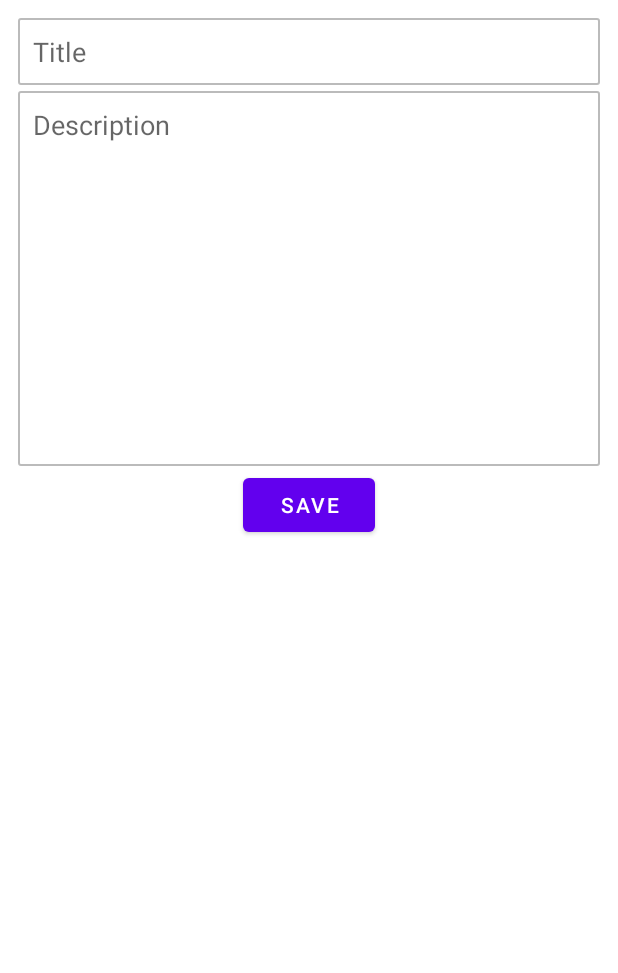
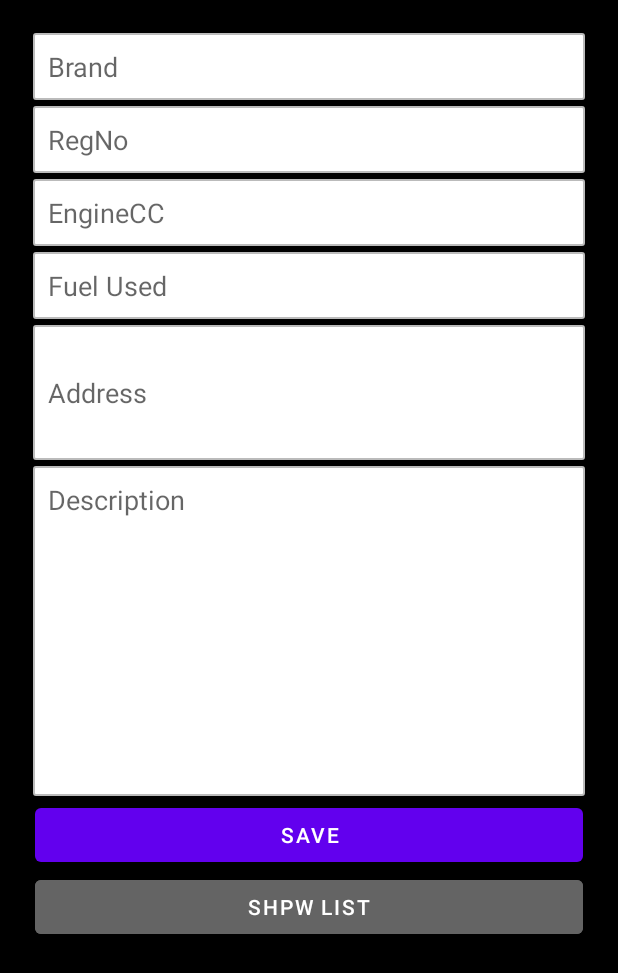
Before and after one commit to DIILEESHA/AndroidApplication, an Android app: the AddActivity screen opened directly, with no data from a screen before it, on a phone screen of 412 x 824 dp. Shown: the top 973 px of the screen. Run offline under Robolectric (Android 15) with nearby library versions, the phone set to English and light mode, and no system bars; our stand-ins replace Firebase (no records; nobody signed in at launch, a user with empty details on screens opened directly); Roboto replaces fonts that are not available here; 5 statements that could not run were skipped.

Commit message:
insert method completed

```diff
--- a/app/src/main/res/layout/activity_add.xml
+++ b/app/src/main/res/layout/activity_add.xml
@@ -3,20 +3,58 @@
     xmlns:app="http://schemas.android.com/apk/res-auto"
     xmlns:tools="http://schemas.android.com/tools"
     android:layout_width="match_parent"
+    android:background="@color/black"
     android:layout_height="match_parent"
     android:orientation="vertical"
-    android:padding="10dp"
+    android:padding="20dp"
     tools:context=".AddActivity">
 
+    <EditText
+        android:id="@+id/brandEt"
+        android:layout_margin="2dp"
+        android:background="@drawable/bg_edittext"
+        android:padding="10dp"
+        android:inputType="text"
+        android:hint="Brand"
+        android:layout_width="match_parent"
+        android:layout_height="wrap_content"/>
     <EditText
         android:id="@+id/titleEt"
         android:layout_margin="2dp"
         android:background="@drawable/bg_edittext"
         android:padding="10dp"
         android:inputType="text"
-        android:hint="Title"
+        android:hint="RegNo"
         android:layout_width="match_parent"
         android:layout_height="wrap_content"/>
+    <EditText
+        android:id="@+id/enginecEt"
+        android:layout_margin="2dp"
+        android:background="@drawable/bg_edittext"
+        android:padding="10dp"
+        android:inputType="text"
+        android:hint="EngineCC"
+        android:layout_width="match_parent"
+        android:layout_height="wrap_content"/>
+    <EditText
+        android:id="@+id/fueluseEt"
+        android:layout_margin="2dp"
+        android:background="@drawable/bg_edittext"
+        android:padding="10dp"
+        android:inputType="text"
+        android:hint="Fuel Used"
+        android:layout_width="match_parent"
+        android:layout_height="wrap_content"/>
+    <EditText
+        android:id="@+id/addressEt"
+        android:layout_margin="2dp"
+        android:background="@drawable/bg_edittext"
+        android:padding="10dp"
+        android:inputType="textMultiLine|textCapSentences"
+        android:hint="Address"
+        android:layout_width="match_parent"
+        android:layout_height="wrap_content"
+        android:minHeight="90dp"/>
 
     <EditText
         android:id="@+id/descriptionEt"
@@ -27,16 +65,26 @@
         android:hint="Description"
         android:layout_width="match_parent"
         android:layout_height="wrap_content"
-        android:minHeight="250dp"
+        android:minHeight="220dp"
         android:gravity="start"/>
+
 
     <Button
         android:id="@+id/saveBtn"
-        android:text="Save"
         style="@style/Animation.Design.BottomSheetDialog"
+        android:layout_width="365dp"
+        android:layout_height="wrap_content"
         android:layout_gravity="center_horizontal"
-        android:layout_width="wrap_content"
-        android:layout_height="wrap_content"/>
+        android:forceHasOverlappingRendering="true"
+        android:text="Save" />
 
-
+    <Button
+        android:id="@+id/showeBtn"
+        style="@style/Animation.Design.BottomSheetDialog"
+        android:layout_width="365dp"
+        android:layout_height="wrap_content"
+        android:layout_gravity="center_horizontal"
+        android:forceHasOverlappingRendering="true"
+        android:backgroundTint="@color/browser_actions_title_color"
+        android:text="Shpw List" />
 </LinearLayout>
```
